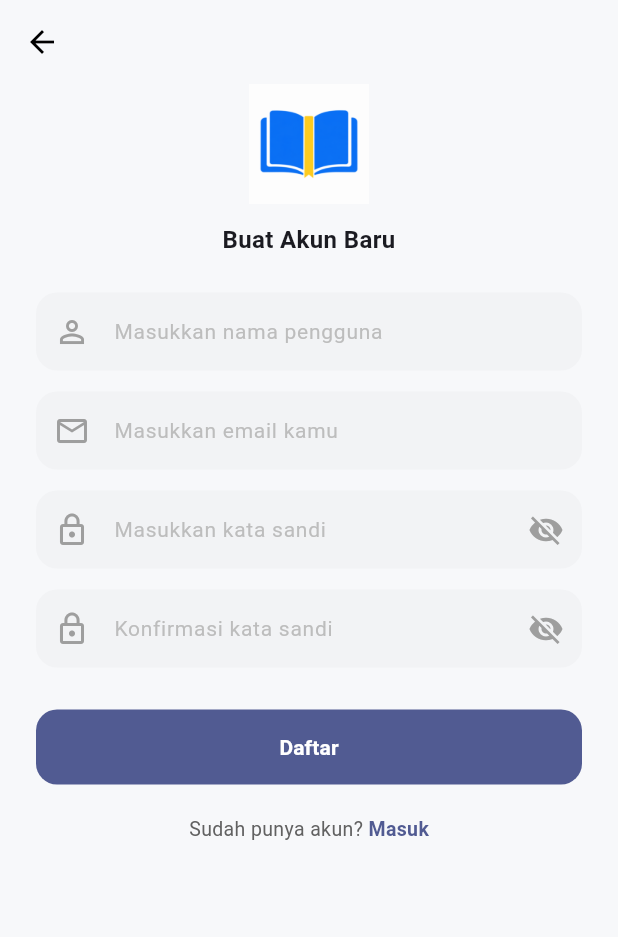
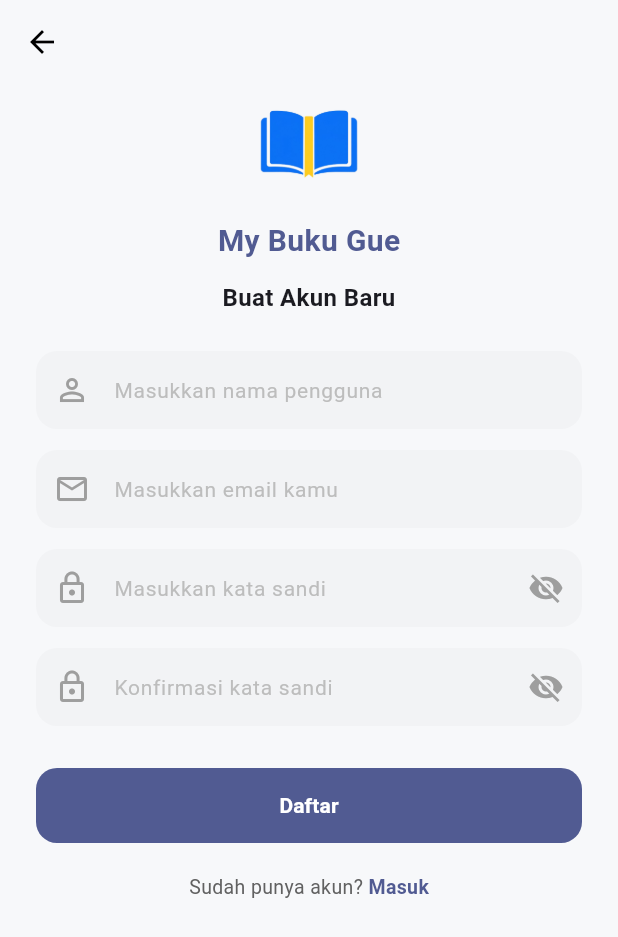
Before and after one commit to junN0ir/My-Buku-Gue, a Flutter app: the screen it shows after launch, after a tap on "Daftar", on a phone screen of 412 x 824 dp. Shown: the top 937 px of the screen. Run offline on Flutter 3.47's test engine with Material 3 defaults, Android fonts, the phone set to English and light mode, and no system bars.

Commit message:
replace logo in login page

```diff
--- a/lib/pages/login_page.dart
+++ b/lib/pages/login_page.dart
@@ -43,25 +43,29 @@ class _LoginPageState extends State<LoginPage> {
                 children: [
                   const SizedBox(height: 30),
                   Center(
-                    child: Image.asset(
-                      'assets/logomybookgwehj.png',
+                    child: Column(
+                      mainAxisSize: MainAxisSize.min,
+                      children: [
+                        Image.asset(
+                          'assets/logomybookgweh-nobg.png',
                           height: 90,
                           fit: BoxFit.contain,
-                      errorBuilder: (_, _, _) => Row(
-                        mainAxisAlignment: MainAxisAlignment.center,
-                        children: [
-                          Icon(Icons.menu_book_rounded,
-                              color: primary, size: 30),
-                          const SizedBox(width: 8),
+                          errorBuilder: (_, _, _) => Icon(
+                            Icons.menu_book_rounded,
+                            color: primary,
+                            size: 44,
+                          ),
+                        ),
+                        const SizedBox(height: 12),
                         Text(
-                            'MyBook',
+                          'My Buku Gue',
                           style: TextStyle(
-                                fontSize: 24,
+                            fontSize: 22,
                             fontWeight: FontWeight.bold,
-                                color: primary),
+                            color: primary,
+                          ),
                         ),
                       ],
-                      ),
                     ),
                   ),
                   const SizedBox(height: 36),
--- a/lib/pages/register_page.dart
+++ b/lib/pages/register_page.dart
@@ -50,25 +50,29 @@ class _RegisterPageState extends State<RegisterPage> {
               crossAxisAlignment: CrossAxisAlignment.stretch,
               children: [
                 Center(
-                  child: Image.asset(
-                    'assets/logomybookgwehj.png',
+                  child: Column(
+                    mainAxisSize: MainAxisSize.min,
+                    children: [
+                      Image.asset(
+                        'assets/logomybookgweh-nobg.png',
                         height: 80,
                         fit: BoxFit.contain,
-                    errorBuilder: (_, _, _) => Row(
-                      mainAxisAlignment: MainAxisAlignment.center,
-                      children: [
-                        Icon(Icons.menu_book_rounded,
-                            color: primary, size: 26),
-                        const SizedBox(width: 8),
+                        errorBuilder: (_, _, _) => Icon(
+                          Icons.menu_book_rounded,
+                          color: primary,
+                          size: 36,
+                        ),
+                      ),
+                      const SizedBox(height: 10),
                       Text(
-                          'MyBook',
+                        'My Buku Gue',
                         style: TextStyle(
                           fontSize: 20,
                           fontWeight: FontWeight.bold,
-                              color: primary),
+                          color: primary,
+                        ),
                       ),
                     ],
-                    ),
                   ),
                 ),
                 const SizedBox(height: 12),
```
Also changed, not shown: assets/logomybookgweh-nobg.png (added). Lines whose indentation alone changed are shown as unchanged.
